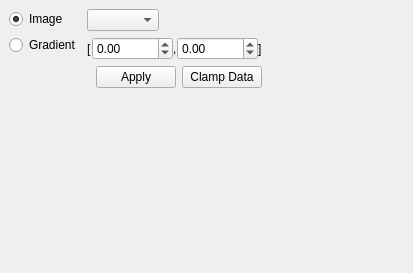
Old version of the form gui/docks/normdock.ui in the repository gerbilvis/gerbil.
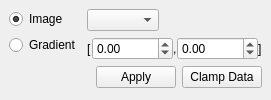
New version of the form.

What changed in the file:
```diff
--- a/gui/docks/normdock.ui
+++ b/gui/docks/normdock.ui
@@ -2,14 +2,6 @@
 <ui version="4.0">
  <class>NormDock</class>
  <widget class="QDockWidget" name="NormDock">
-  <property name="geometry">
-   <rect>
-    <x>0</x>
-    <y>0</y>
-    <width>413</width>
-    <height>273</height>
-   </rect>
-  </property>
   <property name="windowTitle">
    <string>Normalization</string>
   </property>
```
